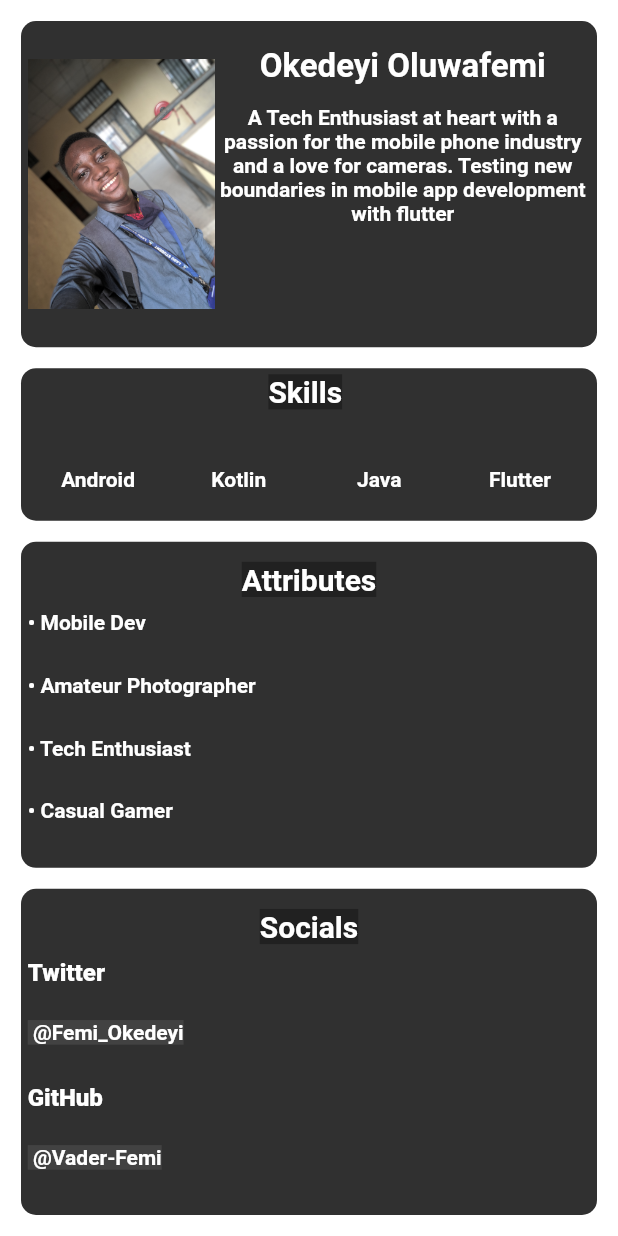
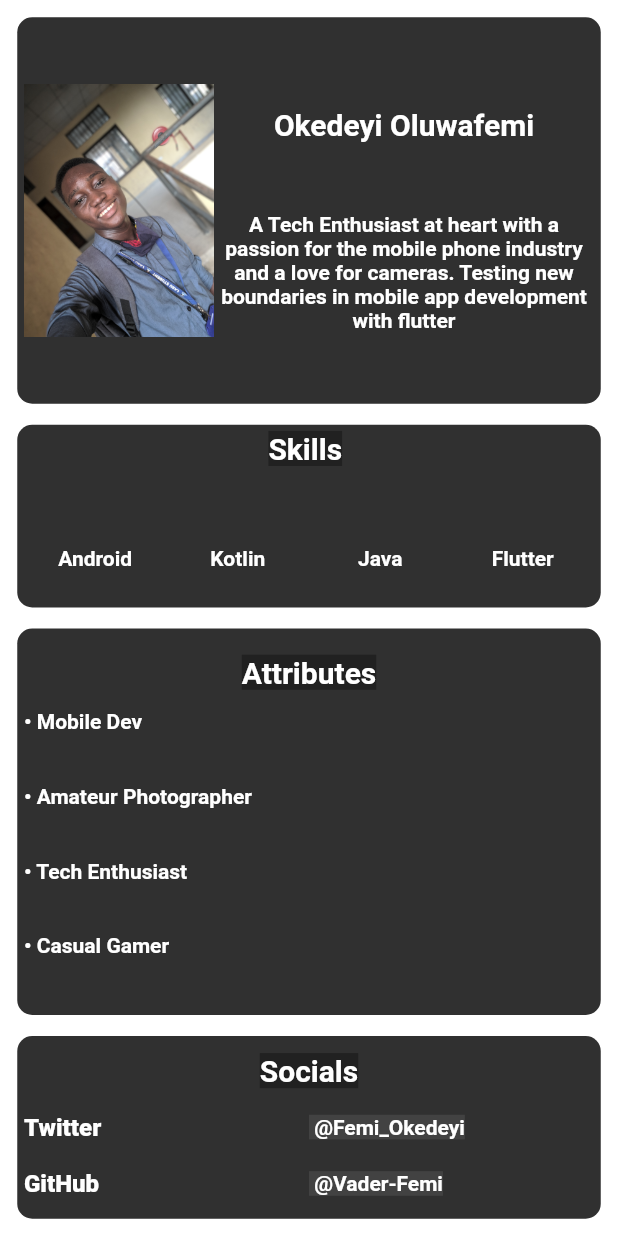
Before and after one commit to Vader-Femi/Portfoli_task_About_Me, a Flutter app: the screen it shows after launch, on a phone screen of 412 x 824 dp. Run offline on Flutter 3.47's test engine with Material 2 defaults, Android fonts, the phone set to English and light mode, and no system bars.

```diff
--- a/lib/main.dart
+++ b/lib/main.dart
@@ -12,7 +12,7 @@ class MyApp extends StatelessWidget {
         backgroundColor: Colors.white12,
         body: SafeArea(
           child: Padding(
-            padding: const EdgeInsets.all(7.0),
+            padding: const EdgeInsets.all(4.5),
             child: Column(
               children: [
                 Expanded(
@@ -44,21 +44,24 @@ class MyApp extends StatelessWidget {
                           child: Column(
                             children: [
                               Expanded(
+                                flex: 2,
                                 child: Container(
-                                  alignment: Alignment.center,
+                                  alignment: Alignment.bottomCenter,
+                                  padding: EdgeInsets.all(4.5),
                                   child: Text(
                                     'Okedeyi Oluwafemi',
                                     style: TextStyle(
                                         color: Colors.white,
-                                        fontSize: 22,
-                                        fontStyle: FontStyle.normal,
+                                        fontSize: 20,
                                         fontWeight: FontWeight.bold),
                                   ),
                                 ),
                               ),
                               Expanded(
-                                flex: 3,
+                                flex: 4,
                                 child: Container(
+                                  padding: EdgeInsets.all(4.5),
+                                  alignment: Alignment.center,
                                   child: Text(
                                     aboutMe,
                                     textDirection: TextDirection.ltr,
@@ -237,7 +240,7 @@ class MyApp extends StatelessWidget {
                   ),
                 ),
                 Expanded(
-                  flex: 2,
+                  flex: 1,
                   child: Container(
                     padding: EdgeInsets.all(4.5),
                     margin: EdgeInsets.all(7.0),
@@ -266,6 +269,9 @@ class MyApp extends StatelessWidget {
                           ),
                         ),
                         Expanded(
+                          child: Row(
+                            children: [
+                              Expanded(
                                 child: Text(
                                   'Twitter',
                                   textDirection: TextDirection.ltr,
@@ -290,6 +296,12 @@ class MyApp extends StatelessWidget {
                                   ),
                                 ),
                               ),
+                            ],
+                          ),
+                        ),
+                        Expanded(
+                          child: Row(
+                            children: [
                               Expanded(
                                 child: Text(
                                   'GitHub',
@@ -318,6 +330,9 @@ class MyApp extends StatelessWidget {
                             ],
                           ),
                         ),
+                      ],
+                    ),
+                  ),
                 ),
               ],
             ),
```
Lines whose indentation alone changed are shown as unchanged.
